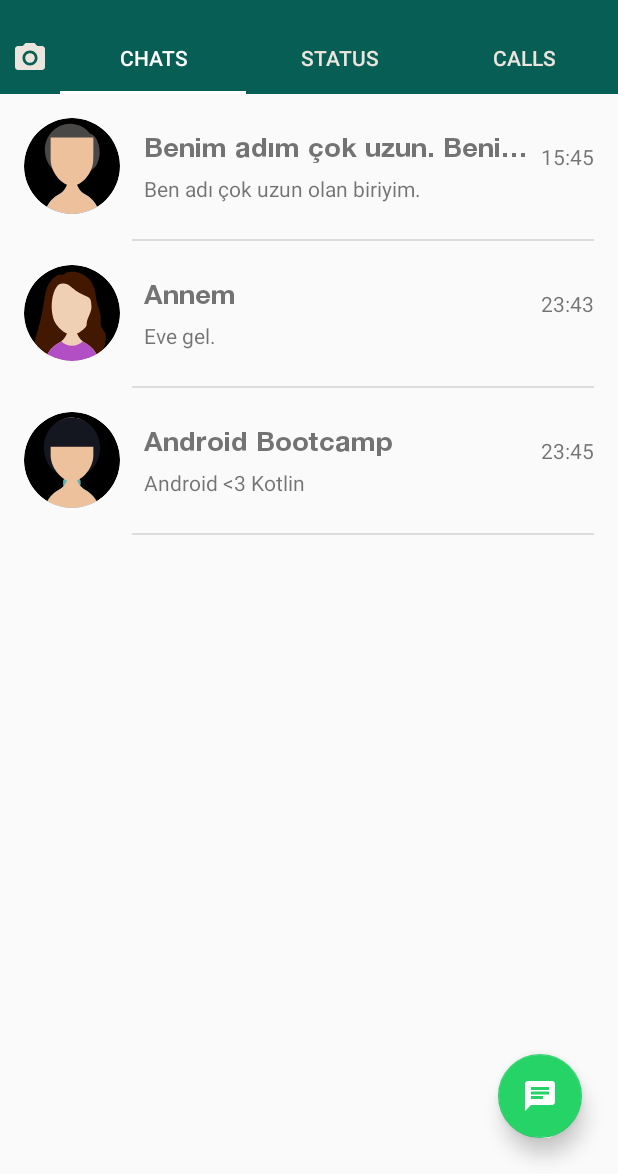
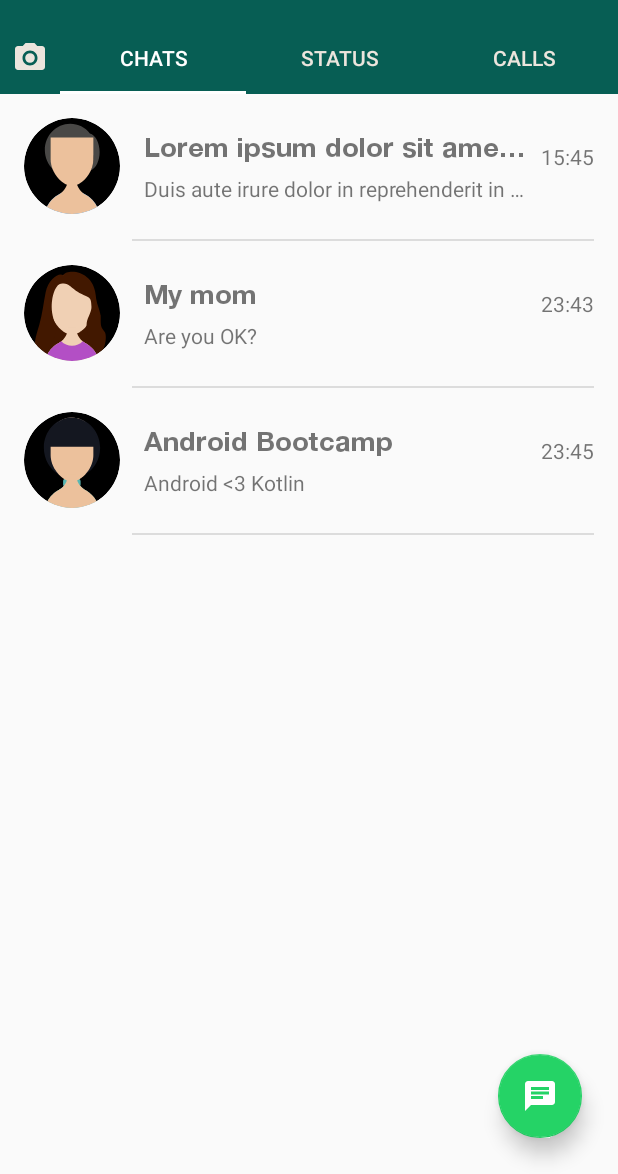
Before and after one commit to cyeksan/HoopChatApp, an Android app: the screen it shows after launch (MainActivity), in the options menu, after a tap on "New Group", on a phone screen of 412 x 824 dp, the part 62-1236 px from its top. Run offline under Robolectric (Android 15) with nearby library versions, the phone set to English and light mode, and no system bars; our stand-ins replace CircleImageView, Room's generated code.

```diff
--- a/app/src/main/AndroidManifest.xml
+++ b/app/src/main/AndroidManifest.xml
@@ -9,7 +9,8 @@
             android:roundIcon="@mipmap/ic_launcher_round"
             android:supportsRtl="true"
             android:theme="@style/AppTheme">
-        <activity android:name=".ui.activity.MainActivity">
+        <activity android:name=".ui.activity.MainActivity"
+                android:exported="true">
             <intent-filter>
                 <action android:name="android.intent.action.MAIN"/>
 
--- a/app/src/main/java/io/androidedu/hoop/adapter/PageAdapter.kt
+++ b/app/src/main/java/io/androidedu/hoop/adapter/PageAdapter.kt
@@ -12,14 +12,12 @@ class PageAdapter(
     private var numOfTabs: Int
 ) : FragmentPagerAdapter(fm) {
 
-    override fun getItem(p0: Int): Fragment? {
+    override fun getItem(p0: Int): Fragment {
         return when (p0) {
 
             0 -> ChatFragment()
             1 -> StatusFragment()
-            2 -> CallFragment()
-
-            else -> null
+            else -> CallFragment()
         }
     }
 
--- a/app/src/main/java/io/androidedu/hoop/dao/CallDAO.kt
+++ b/app/src/main/java/io/androidedu/hoop/dao/CallDao.kt
@@ -6,18 +6,18 @@ import io.androidedu.hoop.entity.CallEntity
 
 
 @Dao
-interface CallDAO {
+interface CallDao {
 
     @Insert(onConflict = OnConflictStrategy.REPLACE)
     fun insertCall(callEntity: CallEntity)
 
-    @Query("DELETE FROM calls")
+    @Query("DELETE FROM calls_table")
     fun deleteAll()
 
     @Delete
     fun deleteItem(item: CallEntity)
 
-    @Query("SELECT * FROM calls")
+    @Query("SELECT * FROM calls_table")
     fun getAllItem(): LiveData<List<CallEntity>>
 
 
--- a/app/src/main/java/io/androidedu/hoop/dao/ChatDAO.kt
+++ b/app/src/main/java/io/androidedu/hoop/dao/ChatDao.kt
@@ -5,18 +5,18 @@ import androidx.room.*
 import io.androidedu.hoop.entity.ChatEntity
 
 @Dao
-interface ChatDAO {
+interface ChatDao {
 
     @Insert(onConflict = OnConflictStrategy.REPLACE)
     fun insertChat(chatEntity: ChatEntity)
 
-    @Query("DELETE FROM chats")
+    @Query("DELETE FROM chats_table")
     fun deleteAll()
 
     @Delete
     fun deleteItem(item: ChatEntity)
 
-    @Query("SELECT * FROM chats")
+    @Query("SELECT * FROM chats_table")
     fun getAllItem(): LiveData<List<ChatEntity>>
 
 
--- a/app/src/main/java/io/androidedu/hoop/dao/StatusDAO.kt
+++ b/app/src/main/java/io/androidedu/hoop/dao/StatusDao.kt
@@ -5,18 +5,18 @@ import androidx.room.*
 import io.androidedu.hoop.entity.StatusEntity
 
 @Dao
-interface StatusDAO {
+interface StatusDao {
 
     @Insert(onConflict = OnConflictStrategy.REPLACE)
     fun insertStatus(statusEntity: StatusEntity)
 
-    @Query("DELETE FROM status")
+    @Query("DELETE FROM status_table")
     fun deleteAll()
 
     @Delete
     fun deleteItem(item: StatusEntity)
 
-    @Query("SELECT * FROM status")
+    @Query("SELECT * FROM status_table")
     fun getAllItem(): LiveData<List<StatusEntity>>
 
 
--- a/app/src/main/java/io/androidedu/hoop/db/Db.kt
+++ b/app/src/main/java/io/androidedu/hoop/db/Db.kt
@@ -4,9 +4,9 @@ import android.content.Context
 import androidx.room.Database
 import androidx.room.Room
 import androidx.room.RoomDatabase
-import io.androidedu.hoop.dao.CallDAO
-import io.androidedu.hoop.dao.ChatDAO
-import io.androidedu.hoop.dao.StatusDAO
+import io.androidedu.hoop.dao.CallDao
+import io.androidedu.hoop.dao.ChatDao
+import io.androidedu.hoop.dao.StatusDao
 import io.androidedu.hoop.entity.CallEntity
 import io.androidedu.hoop.entity.ChatEntity
 import io.androidedu.hoop.entity.StatusEntity
@@ -14,9 +14,9 @@ import io.androidedu.hoop.entity.StatusEntity
 @Database(entities = [ChatEntity::class, StatusEntity::class, CallEntity::class], version = 1)
 abstract class Db : RoomDatabase() {
 
-    abstract fun chatDao(): ChatDAO
-    abstract fun statusDao(): StatusDAO
-    abstract fun callDao(): CallDAO
+    abstract fun chatDao(): ChatDao
+    abstract fun statusDao(): StatusDao
+    abstract fun callDao(): CallDao
 
     companion object {
 
@@ -28,15 +28,8 @@ abstract class Db : RoomDatabase() {
 
                 synchronized(Db::class) {
 
-                    INSTANCE = Room.databaseBuilder(context.applicationContext, Db::class.java, "database")
+                    INSTANCE = Room.databaseBuilder(context.applicationContext, Db::class.java, "chat_database")
                         .fallbackToDestructiveMigration()
-                        /*.addCallback(object: RoomDatabase.Callback() {
-
-                            override fun onOpen(db: SupportSQLiteDatabase) {
-                                super.onOpen(db)
-                                PopulateDbAsync(INSTANCE!!).execute()
-                            }
-                        })*/
                         .build()
                 }
 
@@ -46,22 +39,3 @@ abstract class Db : RoomDatabase() {
         }
     }
 }
-
-
-/*
-private class PopulateDbAsync internal constructor(db: ChatRoomDb): AsyncTask<Void, Void, Void>() {
-
-    private val mDao: ChatDAO = db.chatDao()
-
-    override fun doInBackground(vararg params: Void?): Void? {
-        mDao.deleteAll()
-        val chatEntity1 = ChatEntity("Cansu", "Ben Cansu", "Yesterday", R.drawable.ic_girl1)
-        mDao.insertChat(chatEntity1)
-
-        mDao.deleteAll()
-        val chatEntity2 = ChatEntity("Cansu", "Ben Cansu", "Yesterday", 3)
-        mDao.insertChat(chatEntity2)
-
-        return null
-    }
-}*/
--- a/app/src/main/java/io/androidedu/hoop/entity/CallEntity.kt
+++ b/app/src/main/java/io/androidedu/hoop/entity/CallEntity.kt
@@ -5,7 +5,7 @@ import androidx.room.ColumnInfo
 import androidx.room.Entity
 import androidx.room.PrimaryKey
 
-@Entity(tableName = "calls")
+@Entity(tableName = "calls_table")
 data class CallEntity(
     @PrimaryKey
     @NonNull
--- a/app/src/main/java/io/androidedu/hoop/entity/ChatEntity.kt
+++ b/app/src/main/java/io/androidedu/hoop/entity/ChatEntity.kt
@@ -5,7 +5,7 @@ import androidx.room.ColumnInfo
 import androidx.room.Entity
 import androidx.room.PrimaryKey
 
-@Entity(tableName = "chats")
+@Entity(tableName = "chats_table")
 data class ChatEntity(
     @PrimaryKey
     @NonNull
--- a/app/src/main/java/io/androidedu/hoop/entity/StatusEntity.kt
+++ b/app/src/main/java/io/androidedu/hoop/entity/StatusEntity.kt
@@ -5,7 +5,7 @@ import androidx.room.ColumnInfo
 import androidx.room.Entity
 import androidx.room.PrimaryKey
 
-@Entity(tableName = "status")
+@Entity(tableName = "status_table")
 data class StatusEntity(
     @PrimaryKey
     @NonNull
--- a/app/src/main/java/io/androidedu/hoop/ui/fragment/ChatFragment.kt
+++ b/app/src/main/java/io/androidedu/hoop/ui/fragment/ChatFragment.kt
@@ -22,8 +22,6 @@ private const val ARG_PARAM1 = "param1"
 private const val ARG_PARAM2 = "param2"
 
 class ChatFragment : Fragment() {
-
-    // TODO: Rename and change types of parameters
     private var param1: String? = null
     private var param2: String? = null
     private var db: Db? = null
@@ -35,13 +33,13 @@ class ChatFragment : Fragment() {
             param2 = it.getString(ARG_PARAM2)
         }
 
-        db = Db.getInstance(context!!)
+        db = Db.getInstance(requireContext())
 
         thread(start = true) {
             db!!.chatDao().insertChat(
                 ChatEntity(
-                    "Cansu",
-                    "Ben Cansu",
+                    "Angela",
+                    "Hey! I'm Angela",
                     "Yesterday",
                     R.drawable.ic_girl1
                 )
@@ -49,8 +47,8 @@ class ChatFragment : Fragment() {
 
             db!!.chatDao().insertChat(
                 ChatEntity(
-                    "Serhat",
-                    "Ben Serhat",
+                    "Bill",
+                    "Hey! I'm Bill",
                     "Yesterday",
                     R.drawable.ic_man1
                 )
@@ -58,8 +56,8 @@ class ChatFragment : Fragment() {
 
             db!!.chatDao().insertChat(
                 ChatEntity(
-                    "Bilinmeyen",
-                    "Ben çok uzun bir chat mesajıyım. Ben çok uzun bir chat mesajıyım. Ben çok uzun bir chat mesajıyım. Ben çok uzun bir chat mesajıyım."
+                    "George",
+                    "Lorem ipsum dolor sit amet, consectetur adipiscing elit, sed do eiusmod tempor incididunt ut labore et dolore magna aliqua. Ut enim ad minim veniam, quis nostrud exercitation ullamco laboris nisi ut aliquip ex ea commodo consequat."
                     ,
                     "Yesterday",
                     R.drawable.ic_man2
@@ -67,20 +65,20 @@ class ChatFragment : Fragment() {
             )
 
             db!!.chatDao().insertChat(
-                ChatEntity("Caner", "Ben Caner", "14:57", R.drawable.ic_man3)
+                ChatEntity("My brother", "Hi! What's up?", "14:57", R.drawable.ic_man3)
             )
 
             db!!.chatDao().insertChat(
                 ChatEntity(
-                    "Benim adım çok uzun. Benim adım çok uzun. Benim adım çok uzun. Benim adım çok uzun. Benim adım çok uzun.",
-                    "Ben adı çok uzun olan biriyim.",
+                    "Lorem ipsum dolor sit amet, consectetur adipiscing elit",
+                    "Duis aute irure dolor in reprehenderit in voluptate velit esse cillum dolore eu fugiat nulla pariatur.",
                     "15:45",
                     R.drawable.ic_man4
                 )
             )
 
             db!!.chatDao().insertChat(
-                ChatEntity("Annem", "Eve gel.", "23:43", R.drawable.ic_girl1)
+                ChatEntity("My mom", "Are you OK?", "23:43", R.drawable.ic_girl1)
             )
 
             db!!.chatDao().insertChat(
@@ -126,19 +124,19 @@ class ChatFragment : Fragment() {
         recycler_view_chat.layoutManager = layoutManager
         recycler_view_chat.adapter = adapter
 
-        db?.chatDao()!!.getAllItem().observe(this, Observer<List<ChatEntity>> {
+        db?.chatDao()!!.getAllItem().observe(viewLifecycleOwner, Observer<List<ChatEntity>> {
 
             adapter.setNewItemList(it!!)
         })
     }
 
-    override fun onCreateOptionsMenu(menu: Menu?, inflater: MenuInflater?) {
-        inflater!!.inflate(R.menu.menu_chats, menu)
+    override fun onCreateOptionsMenu(menu: Menu, inflater: MenuInflater) {
+        inflater.inflate(R.menu.menu_chats, menu)
     }
 
-    override fun onOptionsItemSelected(item: MenuItem?): Boolean {
+    override fun onOptionsItemSelected(item: MenuItem): Boolean {
 
-        when (item!!.itemId) {
+        when (item.itemId) {
             R.id.new_group -> Toast.makeText(context, "New Group is selected!", Toast.LENGTH_LONG).show()
             R.id.new_broadcasts -> Toast.makeText(context, "New Broadcasts is selected!", Toast.LENGTH_LONG).show()
             R.id.whatsapp_web -> Toast.makeText(context, "WhatsApp Web is selected!", Toast.LENGTH_LONG).show()
@@ -157,8 +155,6 @@ class ChatFragment : Fragment() {
     }
 
     companion object {
-
-        // TODO: Rename and change types and number of parameters
         @JvmStatic
         fun newInstance(param1: String, param2: String) =
             ChatFragment().apply {
--- a/app/src/main/java/io/androidedu/hoop/ui/fragment/StatusFragment.kt
+++ b/app/src/main/java/io/androidedu/hoop/ui/fragment/StatusFragment.kt
@@ -16,16 +16,12 @@ import kotlinx.android.synthetic.main.fragment_call.*
 import kotlinx.android.synthetic.main.fragment_status.*
 import kotlin.concurrent.thread
 
-
-// TODO: Rename parameter arguments, choose names that match
 // the fragment initialization parameters, e.g. ARG_ITEM_NUMBER
 private const val ARG_PARAM1 = "param1"
 private const val ARG_PARAM2 = "param2"
 private var db: Db? = null
 
 class StatusFragment : Fragment() {
-    // TODO: Rename and change types of parameters
-
     private var param1: String? = null
     private var param2: String? = null
 
@@ -37,7 +33,7 @@ class StatusFragment : Fragment() {
         }
 
         db =
-            Db.getInstance(context!!)
+            Db.getInstance(requireContext())
 
         thread(start = true) {
             db!!.statusDao().insertStatus(
@@ -107,19 +103,19 @@ class StatusFragment : Fragment() {
         recycler_view_status.layoutManager = layoutManager
         recycler_view_status.adapter = adapter
 
-        db?.statusDao()!!.getAllItem().observe(this, Observer<List<StatusEntity>> {
+        db?.statusDao()!!.getAllItem().observe(viewLifecycleOwner, Observer<List<StatusEntity>> {
 
             adapter.setNewItemList(it!!)
         })
     }
 
-    override fun onCreateOptionsMenu(menu: Menu?, inflater: MenuInflater?) {
-        return inflater!!.inflate(R.menu.menu_status, menu)
+    override fun onCreateOptionsMenu(menu: Menu, inflater: MenuInflater) {
+        return inflater.inflate(R.menu.menu_status, menu)
     }
 
-    override fun onOptionsItemSelected(item: MenuItem?): Boolean {
+    override fun onOptionsItemSelected(item: MenuItem): Boolean {
 
-        when (item!!.itemId) {
+        when (item.itemId) {
 
             R.id.search -> Toast.makeText(context, "MAKE SEARCH", Toast.LENGTH_LONG).show()
             R.id.privacy_policy -> Toast.makeText(context, "Privacy policy is clicked", Toast.LENGTH_LONG).show()
@@ -134,8 +130,6 @@ class StatusFragment : Fragment() {
     }
 
     companion object {
-
-        // TODO: Rename and change types and number of parameters
         @JvmStatic
         fun newInstance(param1: String, param2: String) =
             StatusFragment().apply {
```
Also changed, not shown: app/build.gradle (+9 -12 lines), app/src/main/java/io/androidedu/hoop/ui/fragment/CallFragment.kt (+6 -11 lines), build.gradle (+4 -4 lines), gradle/wrapper/gradle-wrapper.properties.
